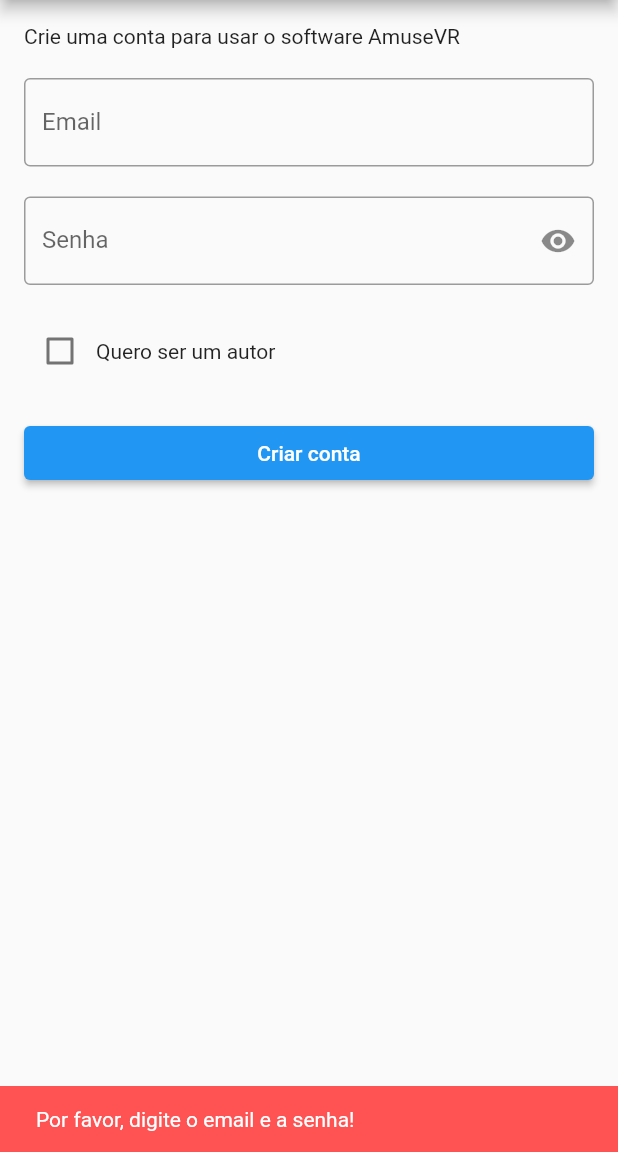
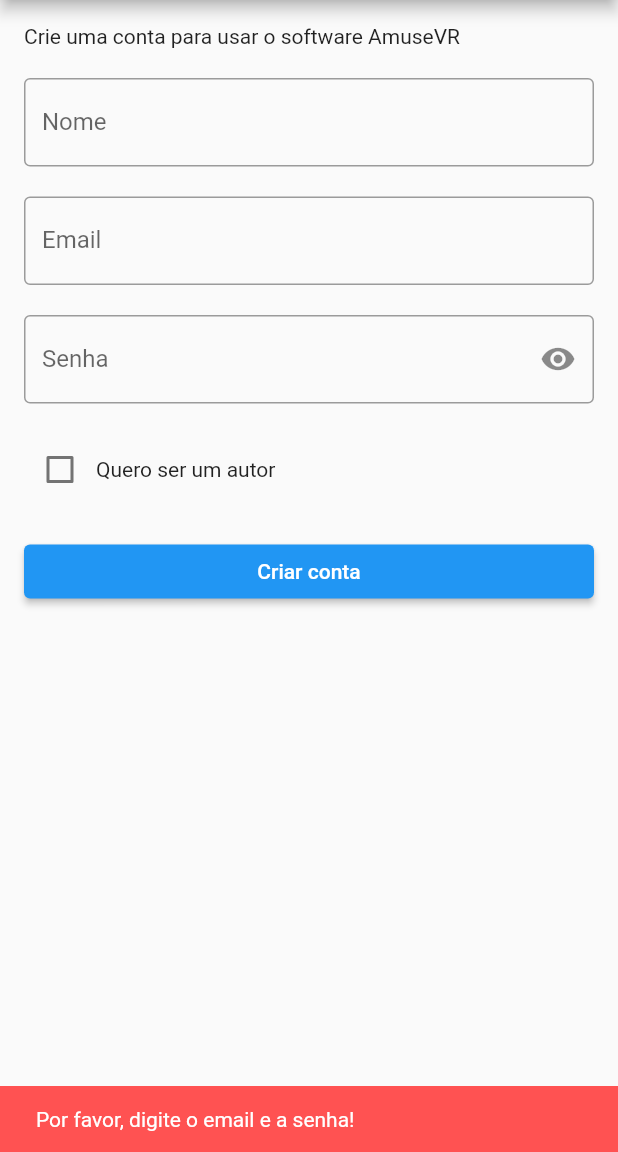
Before and after one commit to eullerm/amusevr_assist, a Flutter app: the CreateAccountPage screen opened directly, after a tap on "Criar conta", on a phone screen of 412 x 824 dp, the part 84-1236 px from its top. Run offline on Flutter 3.47's test engine with Material 2 defaults, Android fonts, the phone set to English and light mode, and no system bars; our stand-ins replace cloud_firestore, firebase_core, shared_preferences; missing offline and left inert: wifi_scan; accounts and stored records are empty.

Commit message:
Firebase
* Usando o email como key do firebase
* Recebendo nome do usuário

```diff
--- a/lib/pages/create_account.dart
+++ b/lib/pages/create_account.dart
@@ -11,6 +11,8 @@ class CreateAccountPage extends StatefulWidget {
 }
 
 class _CreateAccountPageState extends State<CreateAccountPage> {
+  final TextEditingController _nameController = TextEditingController();
+
   final TextEditingController _emailController = TextEditingController();
   final TextEditingController _passwordController = TextEditingController();
   bool _wantToBeAuthor = false;
@@ -18,6 +20,7 @@ class _CreateAccountPageState extends State<CreateAccountPage> {
   Future<void> _createAccount() async {
     final email = _emailController.text.trim();
     final password = _passwordController.text.trim();
+    final name = _nameController.text.trim();
 
     if (email.isEmpty && password.isEmpty) {
       showCustomSnackBar(context, 'Por favor, digite o email e a senha!', 'error');
@@ -37,7 +40,7 @@ class _CreateAccountPageState extends State<CreateAccountPage> {
       return;
     }
 
-    await FirebaseApi.createAccount(email, password, _wantToBeAuthor).then((value) {
+    await FirebaseApi.createAccount(email, password, name, _wantToBeAuthor).then((value) {
       if (value.statusCode == 200) {
         Navigator.of(context).pop();
         showCustomSnackBar(context, value.message, 'success');
@@ -59,6 +62,14 @@ class _CreateAccountPageState extends State<CreateAccountPage> {
           crossAxisAlignment: CrossAxisAlignment.stretch,
           children: <Widget>[
             const Text('Crie uma conta para usar o software AmuseVR'),
+            const SizedBox(height: 20.0),
+            TextFormField(
+              controller: _nameController,
+              decoration: const InputDecoration(
+                labelText: 'Nome',
+                border: OutlineInputBorder(),
+              ),
+            ),
             const SizedBox(height: 20.0),
             TextFormField(
               controller: _emailController,
```
Also changed, not shown: lib/api/firebase_api.dart (+8 -2 lines), lib/pages/esp_settings_page.dart (+2 -5 lines).
